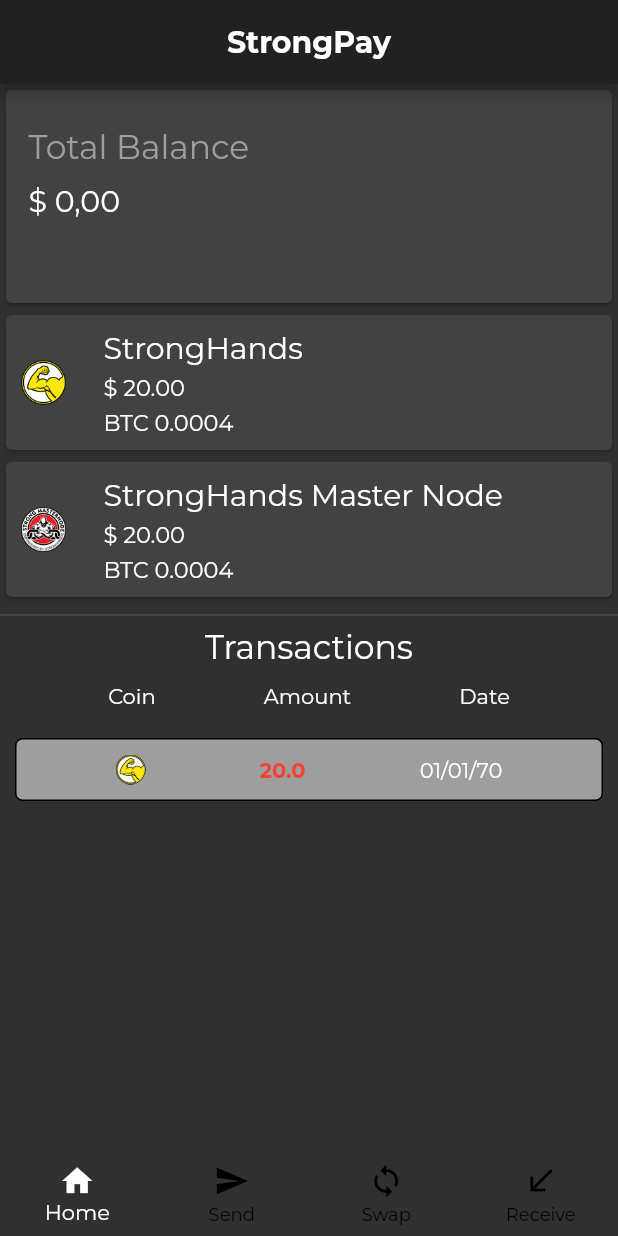
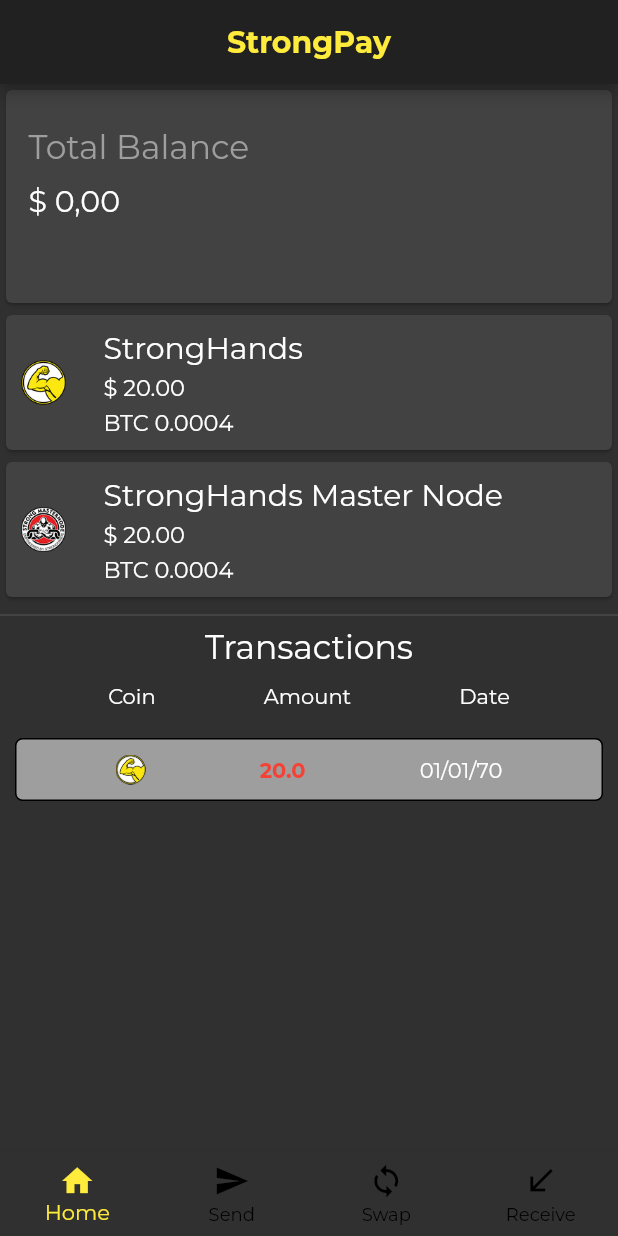
Before and after one commit to higorlapa/strongpay, a Flutter app: the screen it shows after launch, on a phone screen of 412 x 824 dp. Run offline on Flutter 3.47's test engine with Material 2 defaults, Android fonts, the phone set to English and light mode, and no system bars; our stand-ins replace google_fonts, mobx, shared_preferences; generated files the repository leaves out were written again.

Commit message:
changes the color of the title in appbar to yellow and the selected icon's color in bottonnavigationbaritem

```diff
--- a/lib/ui/index/index.dart
+++ b/lib/ui/index/index.dart
@@ -24,14 +24,14 @@
       appBar: AppBar(
         title: Text(
           "StrongPay",
-          style: TextStyle(fontWeight: FontWeight.bold),
+          style: TextStyle(fontWeight: FontWeight.bold, color: Colors.yellow),
         ),
         centerTitle: true,
       ),
       body: _pageOptions[_selectedPage],
       bottomNavigationBar: BottomNavigationBar(
         type: BottomNavigationBarType.fixed,
-        selectedItemColor: Colors.white,
+        selectedItemColor: Colors.yellow,
         unselectedItemColor: Colors.black,
         currentIndex: _selectedPage,
         onTap: (int index) {
```
